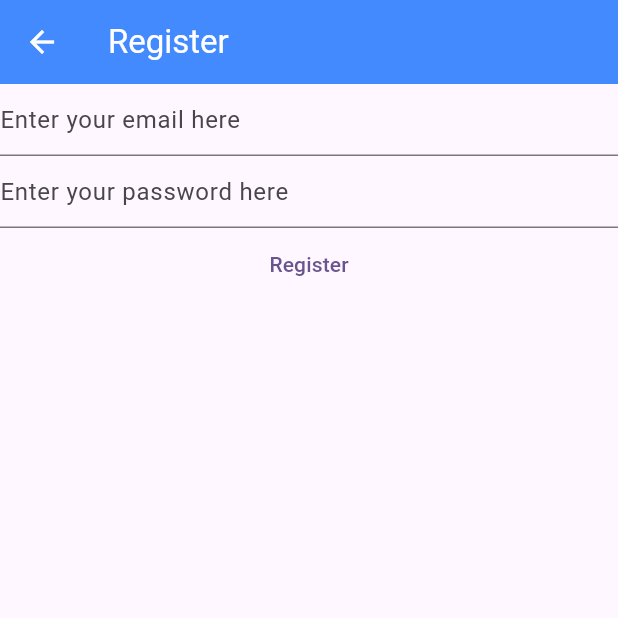
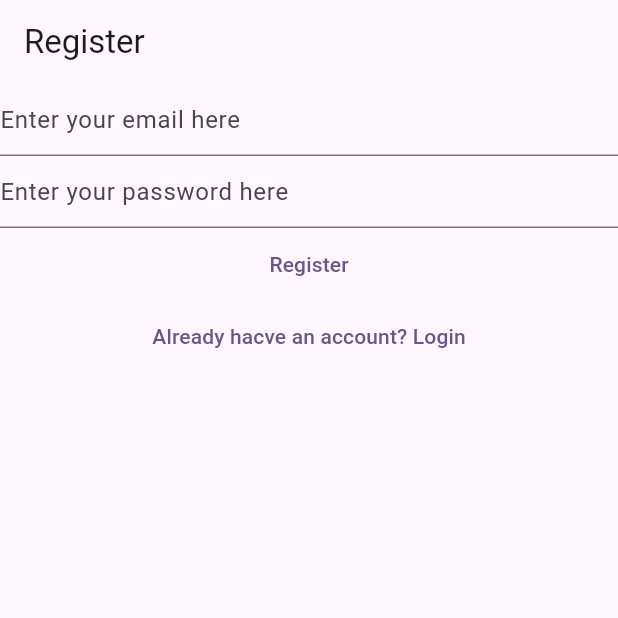
Before and after one commit to psycode99/mynotes-flutter-app, a Flutter app: the RegisterView screen opened directly, on a phone screen of 412 x 824 dp, the top half of it. Run offline on Flutter 3.47's test engine with Material 3 defaults, Android fonts, the phone set to English and light mode, and no system bars; our stand-ins replace firebase_auth, firebase_core; accounts and stored records are empty.

Commit message:
verify_email_view

```diff
--- a/lib/views/register_view.dart
+++ b/lib/views/register_view.dart
@@ -35,15 +35,10 @@ class _RegisterViewState extends State<RegisterView> {
     return Scaffold(
       appBar: AppBar(
         title: const Text('Register'),
-        backgroundColor: Colors.blueAccent,
-        foregroundColor: Colors.white,
+
       ),
-      body: FutureBuilder(
-        future: Firebase.initializeApp(options: DefaultFirebaseOptions.currentPlatform,),
-        builder: (context, snapshot) {
-          switch (snapshot.connectionState){
-            case ConnectionState.done:
-               return Column(
+
+      body: Column(
                   children: [
           TextField(
             controller: _email,
@@ -85,12 +80,10 @@ class _RegisterViewState extends State<RegisterView> {
 
             },
             child: const Text('Register')),
+            TextButton(onPressed: () {
+              Navigator.of(context).pushNamedAndRemoveUntil('/login/', (route) => false);
+            }, child: Text('Already hacve an account? Login'))
         ],
-                );
-            default:
-              return const Text('Loading...');
-          }
-        },
       ),
     );
   }
```
Also changed, not shown: lib/main.dart (+20 -21 lines), lib/views/login_view.dart (+13 -17 lines), lib/views/verify_email_view.dart (added, +30 -0 lines). Lines whose indentation alone changed are shown as unchanged.
